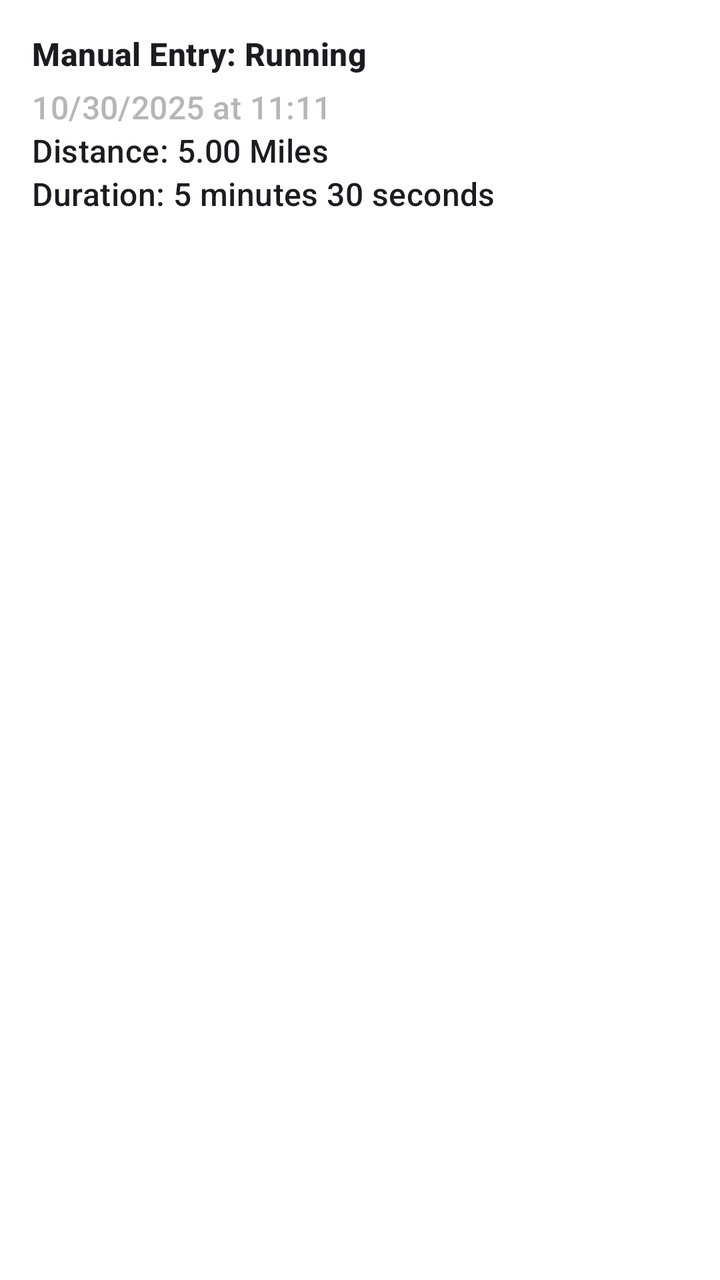
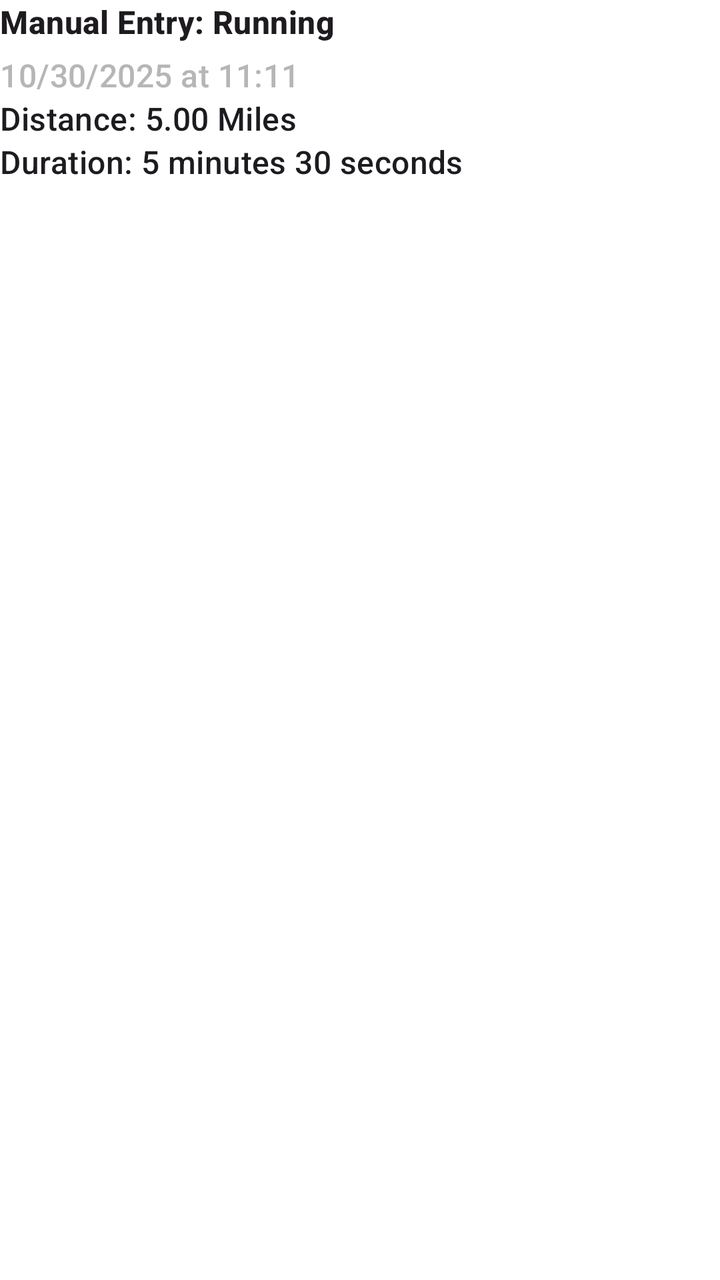

Screens rendered from an Android XML layout before and after an edit, with the pre-edit source and the edit as a unified diff.
<!-- AndroidManifest.xml: application theme Theme.MyRuns -->
<!-- res/layout/list_item_entry.xml -->
<?xml version="1.0" encoding="utf-8"?>
<LinearLayout xmlns:android="http://schemas.android.com/apk/res/android"
    android:layout_width="match_parent"
    android:layout_height="wrap_content"
    xmlns:app="http://schemas.android.com/apk/res-auto"
    android:orientation="vertical"
    android:padding="16dp"
    android:clickable="true"
    android:focusable="true"
    android:background="?attr/selectableItemBackground">

    <TextView
        android:id="@+id/text_main_header"
        android:layout_width="match_parent"
        android:layout_height="wrap_content"
        android:textAppearance="?attr/textAppearanceListItem"
        android:textStyle="bold"
        android:ellipsize="end"
        android:maxLines="1"
        android:paddingBottom="5dp"
        android:text="Manual Entry: Running"/>

    <TextView
        android:id="@+id/text_sub_header"
        android:layout_width="match_parent"
        android:layout_height="wrap_content"
        android:textAppearance="?attr/textAppearanceListItem"
        android:textColor="@color/gray"
        android:text="10/30/2025 at 11:11"/>

    <TextView
        android:id="@+id/text_distance"
        android:layout_width="match_parent"
        android:layout_height="wrap_content"
        android:textAppearance="?attr/textAppearanceListItemSmall"
        android:text="Distance: 5.00 Miles"/>

    <TextView
        android:id="@+id/text_duration"
        android:layout_width="match_parent"
        android:layout_height="wrap_content"
        android:textAppearance="?attr/textAppearanceListItemSmall"
        android:text="Duration: 5 minutes 30 seconds"/>
</LinearLayout>
<!-- resources referenced by this layout -->
<resources>
  <color name="gray">#B6B6B6</color>"
  <style name="Theme.MyRuns" parent="Base.Theme.MyRuns" />
  <style name="Base.Theme.MyRuns" parent="Theme.Material3.DayNight.NoActionBar">
          
          <item name="colorPrimary">@color/prussian_blue</item>
          <item name="colorOnPrimary">@color/white</item>
          <item name="android:windowBackground">@color/white</item>
          <item name="actionOverflowButtonStyle">@style/OverflowButtonStyle</item>
      </style>
  <color name="prussian_blue">#255C99</color>
  <color name="white">#FFFFFFFF</color>
  <style name="OverflowButtonStyle" parent="Widget.AppCompat.ActionButton.Overflow">
          <item name="android:tint">@color/white</item>
      </style>
</resources>

<!-- the commit's change to res/layout/list_item_entry.xml (unified diff, before → after) -->
@@ -4,7 +4,7 @@
     android:layout_height="wrap_content"
     xmlns:app="http://schemas.android.com/apk/res-auto"
     android:orientation="vertical"
-    android:padding="16dp"
+    android:paddingBottom="24dp"
     android:clickable="true"
     android:focusable="true"
     android:background="?attr/selectableItemBackground">
